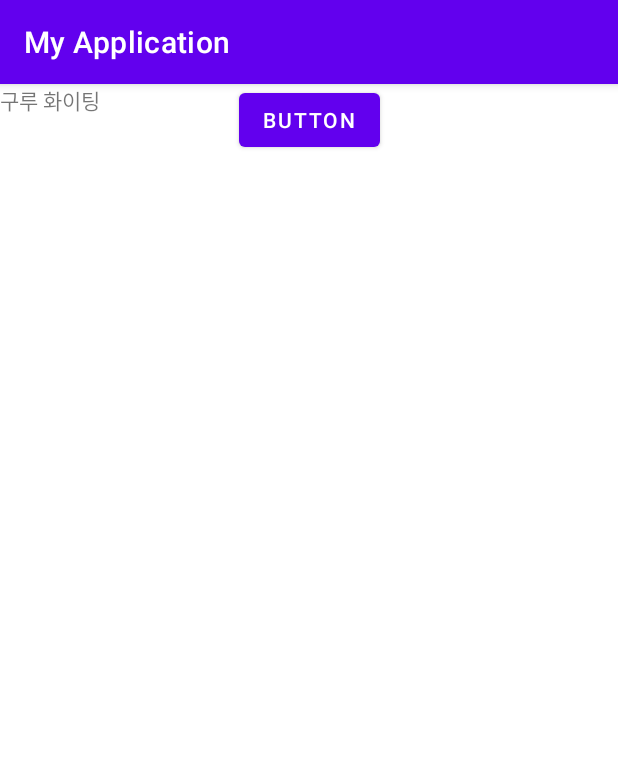
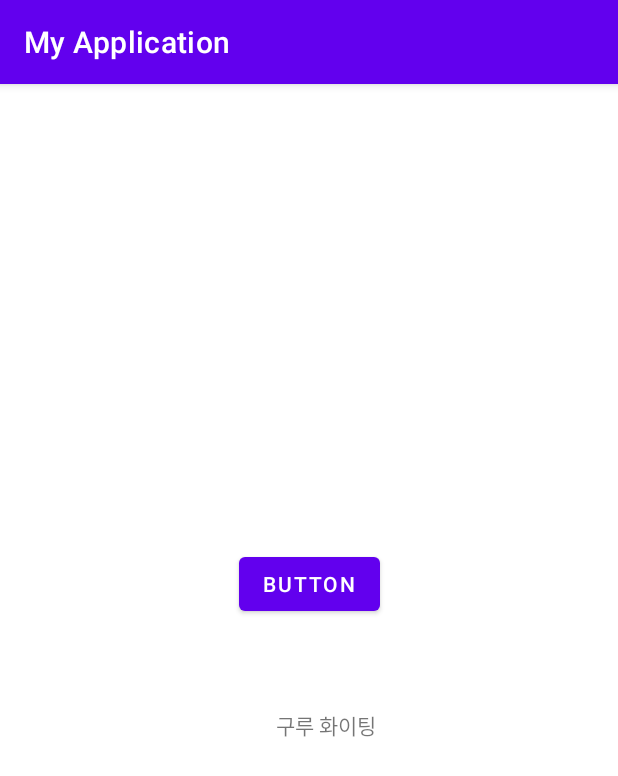
Before and after one commit to han-seo/MyApplication10, an Android app: the screen it shows after launch (MainActivity), on a phone screen of 412 x 824 dp. Shown: the top 776 px of the screen. Run offline under Robolectric (Android 15) with nearby library versions, the phone set to English and light mode, and no system bars.

Commit message:
//구루 화이팅 text 추가

```diff
--- a/app/src/main/res/layout/activity_main.xml
+++ b/app/src/main/res/layout/activity_main.xml
@@ -10,17 +10,20 @@
         android:id="@+id/button"
         android:layout_width="wrap_content"
         android:layout_height="wrap_content"
+        android:layout_marginTop="309dp"
         android:text="Button"
         app:layout_constraintEnd_toEndOf="parent"
         app:layout_constraintStart_toStartOf="parent"
-        tools:layout_editor_absoluteY="309dp" />
+        app:layout_constraintTop_toTopOf="parent" />
 
     <TextView
         android:id="@+id/textView"
         android:layout_width="wrap_content"
         android:layout_height="wrap_content"
+        android:layout_marginStart="184dp"
+        android:layout_marginTop="59dp"
         android:text="구루 화이팅"
-        tools:layout_editor_absoluteX="152dp"
-        tools:layout_editor_absoluteY="458dp" />
+        app:layout_constraintStart_toStartOf="parent"
+        app:layout_constraintTop_toBottomOf="@+id/button" />
 
 </androidx.constraintlayout.widget.ConstraintLayout>
```
